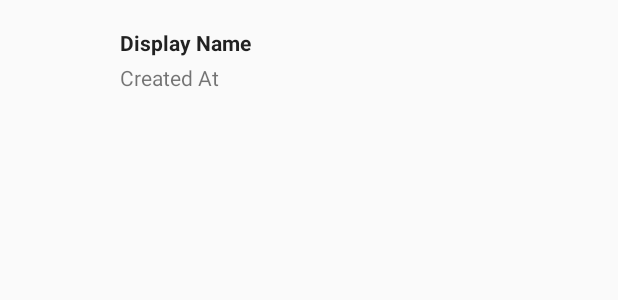
After one commit to dlotfi/Yora, an Android app: the layout list_item_contact_request.xml on its own in the app's theme, with its tools: preview values and no code run, on a phone screen of 412 x 824 dp. The commit adds this screen. Shown: the top 300 px of the screen. Run offline under Robolectric (Android 15) with nearby library versions, the phone set to English and light mode, and no system bars.

Commit message:
Video 61 - App Part 29

```diff
--- a/app/build.gradle
+++ b/app/build.gradle
@@ -35,4 +35,5 @@ dependencies {
     compile 'com.android.support:appcompat-v7:23.1.1'
     compile 'com.soundcloud.android:android-crop:1.0.1@aar'
     compile 'com.squareup:otto:1.3.8'
+    compile 'com.squareup.picasso:picasso:2.5.2'
 }
--- a/app/src/main/AndroidManifest.xml
+++ b/app/src/main/AndroidManifest.xml
@@ -1,6 +1,8 @@
 <?xml version="1.0" encoding="utf-8"?>
 <manifest xmlns:android="http://schemas.android.com/apk/res/android"
     package="com.example.yora">
+
+    <uses-permission android:name="android.permission.INTERNET" />
 
     <application
         android:name=".infrastructure.YoraApplication"
--- a/app/src/main/java/com/example/yora/activities/BaseActivity.java
+++ b/app/src/main/java/com/example/yora/activities/BaseActivity.java
@@ -60,7 +60,7 @@ public abstract class BaseActivity extends AppCompatActivity {
         super.onDestroy();
         if (_isRegisteredWithBus) {
             bus.unregister(this);
-            _isRegisteredWithBus = true;
+            _isRegisteredWithBus = false;
         }
         if (navDrawer != null)
             navDrawer.destroy();
@@ -75,7 +75,7 @@ public abstract class BaseActivity extends AppCompatActivity {
         // It seems that "finish" is also called internally by the system in most scenarios
         if (_isRegisteredWithBus) {
             bus.unregister(this);
-            _isRegisteredWithBus = true;
+            _isRegisteredWithBus = false;
         }
     }
 
--- /dev/null
+++ b/app/src/main/res/layout/list_item_contact_request.xml
@@ -0,0 +1,41 @@
+<?xml version="1.0" encoding="utf-8"?>
+<RelativeLayout
+    xmlns:android="http://schemas.android.com/apk/res/android"
+    android:layout_width="match_parent"
+    android:layout_height="wrap_content"
+    android:padding="8dp">
+
+    <ImageView
+        android:layout_width="64dp"
+        android:layout_height="64dp"
+        android:id="@+id/list_item_contact_request_avatar"/>
+
+    <LinearLayout
+        android:layout_width="match_parent"
+        android:layout_height="wrap_content"
+        android:orientation="vertical"
+        android:layout_toEndOf="@id/list_item_contact_request_avatar"
+        android:layout_alignTop="@id/list_item_contact_request_avatar"
+        android:layout_alignBottom="@id/list_item_contact_request_avatar"
+        android:gravity="center_vertical"
+        android:layout_marginStart="8dp">
+
+        <TextView
+            android:layout_width="wrap_content"
+            android:layout_height="wrap_content"
+            android:id="@+id/list_item_contact_request_displayName"
+            android:text="Display Name"
+            android:textSize="14sp"
+            android:textStyle="bold"
+            android:textColor="#de000000"
+            android:layout_marginBottom="4dp"/>
+
+        <TextView
+            android:layout_width="wrap_content"
+            android:layout_height="wrap_content"
+            android:id="@+id/list_item_contact_request_createdAt"
+            android:text="Created At"/>
+
+    </LinearLayout>
+
+</RelativeLayout>
```
Also changed, not shown: app/src/main/java/com/example/yora/fragments/PendingContactRequestsFragment.java (+33 -2 lines), app/src/main/java/com/example/yora/views/ContactRequestAdapter.java (added, +68 -0 lines), app/src/main/res/layout/fragment_pending_contact_requests.xml (+24 -4 lines).
